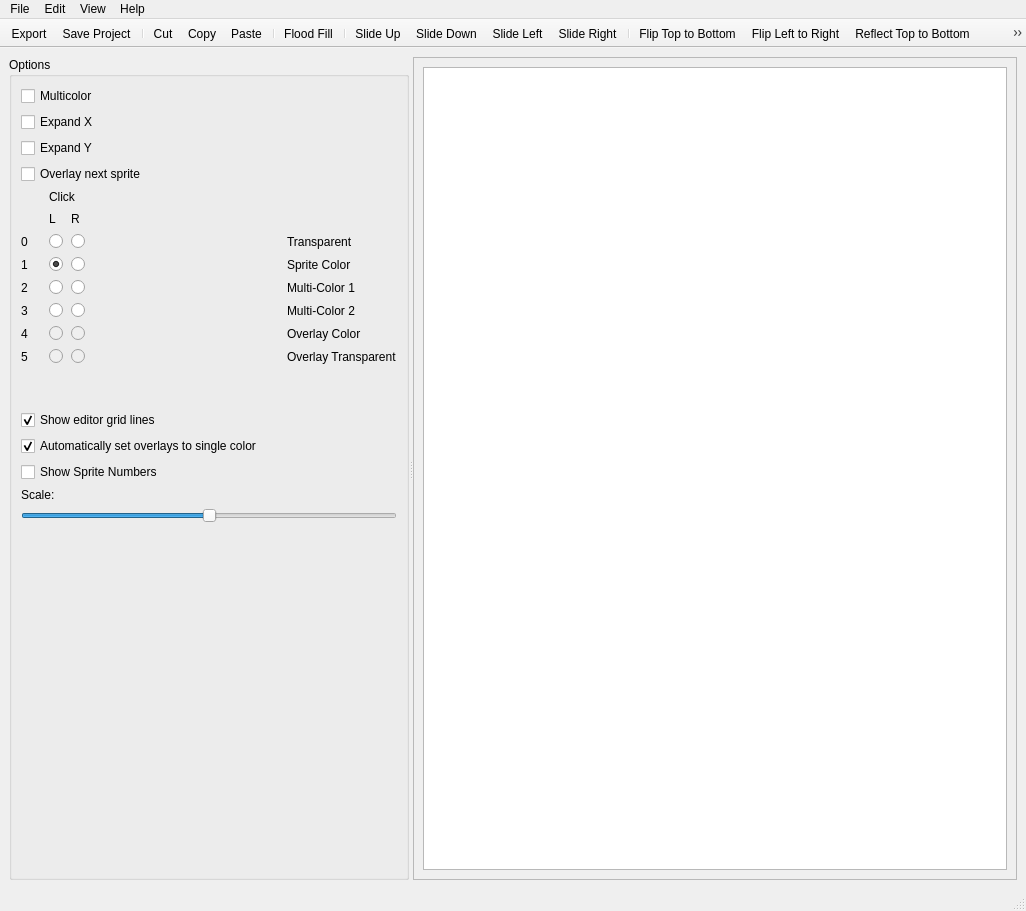
Qt form mainwindow.ui (jowin202/OpenSprite) before a commit.
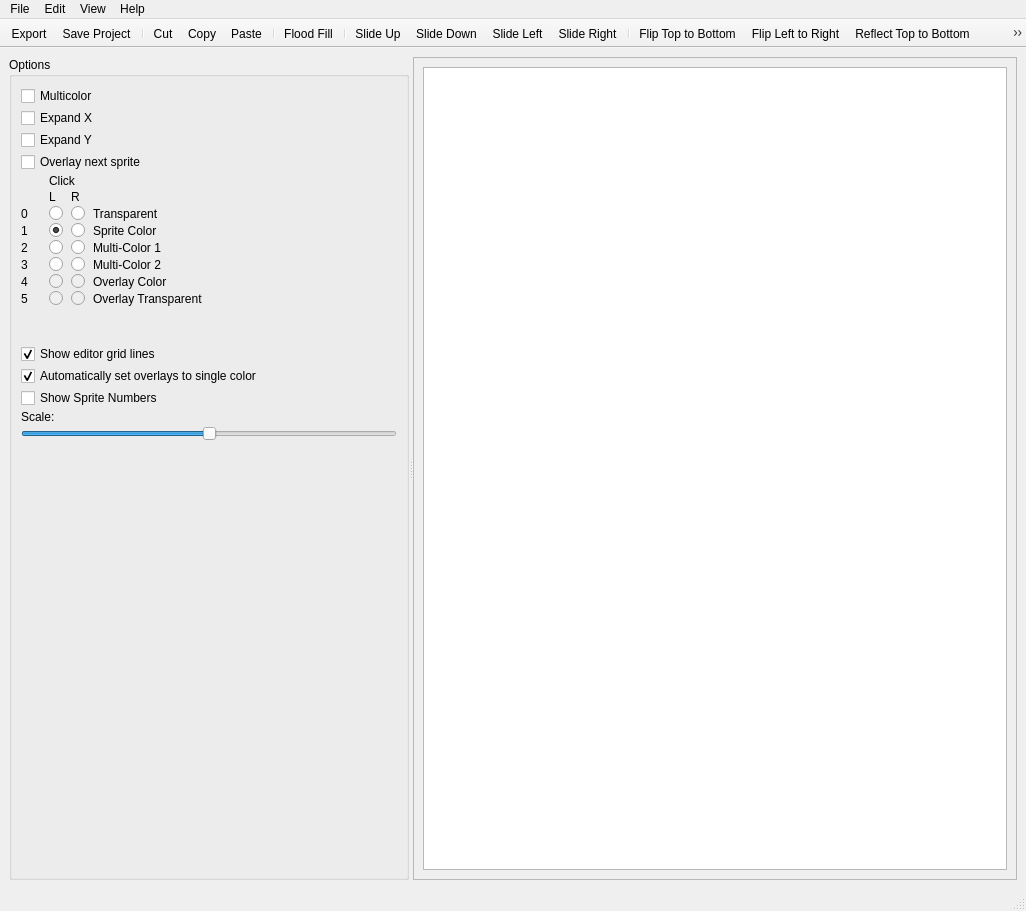
The same form after that commit. Icons and pictures are not drawn. Custom widgets are drawn as their Qt base class.

What changed in the file:
```diff
--- a/mainwindow.ui
+++ b/mainwindow.ui
@@ -48,6 +48,9 @@
          <string>Options</string>
         </property>
         <layout class="QGridLayout" name="gridLayout_4">
+         <property name="verticalSpacing">
+          <number>2</number>
+         </property>
          <item row="1" column="0">
           <widget class="QCheckBox" name="check_exp_x">
            <property name="text">
@@ -89,7 +92,7 @@
          <item row="4" column="0" colspan="3">
           <layout class="QGridLayout" name="gridLayout_5">
            <property name="verticalSpacing">
-            <number>8</number>
+            <number>2</number>
            </property>
            <property name="horizontalSpacing">
             <number>8</number>
@@ -117,7 +120,7 @@
            </item>
 
 
-           <item row="3" column="4" colspan="2">
+           <item row="3" column="5" colspan="2">
             <widget class="C64ColorPicker" name="combo_sprite_col">
             </widget>
            </item>
@@ -129,7 +132,7 @@
              </property>
             </widget>
            </item>
-           <item row="4" column="4" colspan="2">
+           <item row="4" column="5" colspan="2">
             <widget class="C64ColorPicker" name="combo_multicol_1">
             </widget>
            </item>
@@ -248,7 +251,7 @@
              </property>
             </widget>
            </item>
-           <item row="5" column="4" colspan="2">
+           <item row="5" column="5" colspan="2">
             <widget class="C64ColorPicker" name="combo_multicol_2">
             </widget>
            </item>
@@ -312,7 +315,7 @@
              </property>
             </widget>
            </item>
-           <item row="2" column="4" colspan="2">
+           <item row="2" column="5" colspan="2">
             <widget class="C64ColorPicker" name="combo_transparent">
             </widget>
            </item>
@@ -337,7 +340,7 @@
              </property>
             </widget>
            </item>
-           <item row="6" column="4" colspan="2">
+           <item row="6" column="5" colspan="2">
             <widget class="C64ColorPicker" name="combo_overlay_color">
              <property name="enabled">
               <bool>false</bool>
@@ -370,42 +373,42 @@
              </property>
             </widget>
            </item>
-           <item row="2" column="6">
+           <item row="2" column="4">
             <widget class="QLabel" name="label_transparent_name">
              <property name="text">
               <string>Transparent</string>
              </property>
             </widget>
            </item>
-           <item row="3" column="6">
+           <item row="3" column="4">
             <widget class="QLabel" name="label_sprite_col_name">
              <property name="text">
               <string>Sprite Color</string>
              </property>
             </widget>
            </item>
-           <item row="4" column="6">
+           <item row="4" column="4">
             <widget class="QLabel" name="label_mc1_name">
              <property name="text">
               <string>Multi-Color 1</string>
              </property>
             </widget>
            </item>
-           <item row="5" column="6">
+           <item row="5" column="4">
             <widget class="QLabel" name="label_mc2_name">
              <property name="text">
               <string>Multi-Color 2</string>
              </property>
             </widget>
            </item>
-           <item row="6" column="6">
+           <item row="6" column="4">
             <widget class="QLabel" name="label_oc_name">
              <property name="text">
               <string>Overlay Color</string>
              </property>
             </widget>
            </item>
-           <item row="7" column="6">
+           <item row="7" column="4">
             <widget class="QLabel" name="label_ot_name">
              <property name="text">
               <string>Overlay Transparent</string>
```
